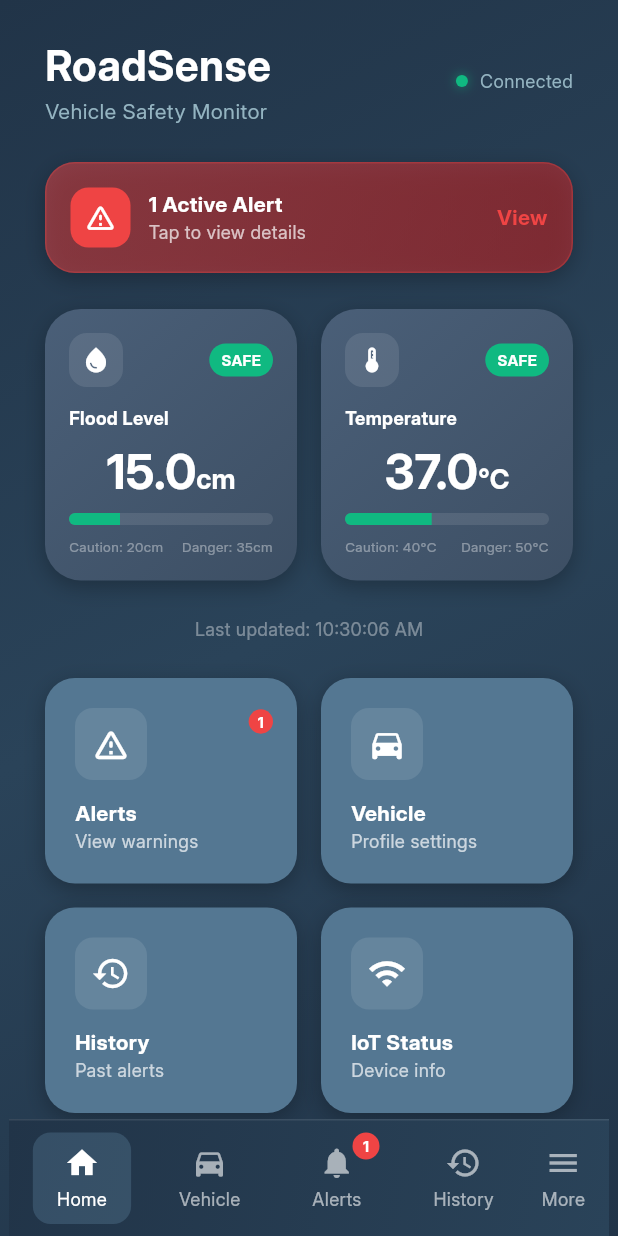
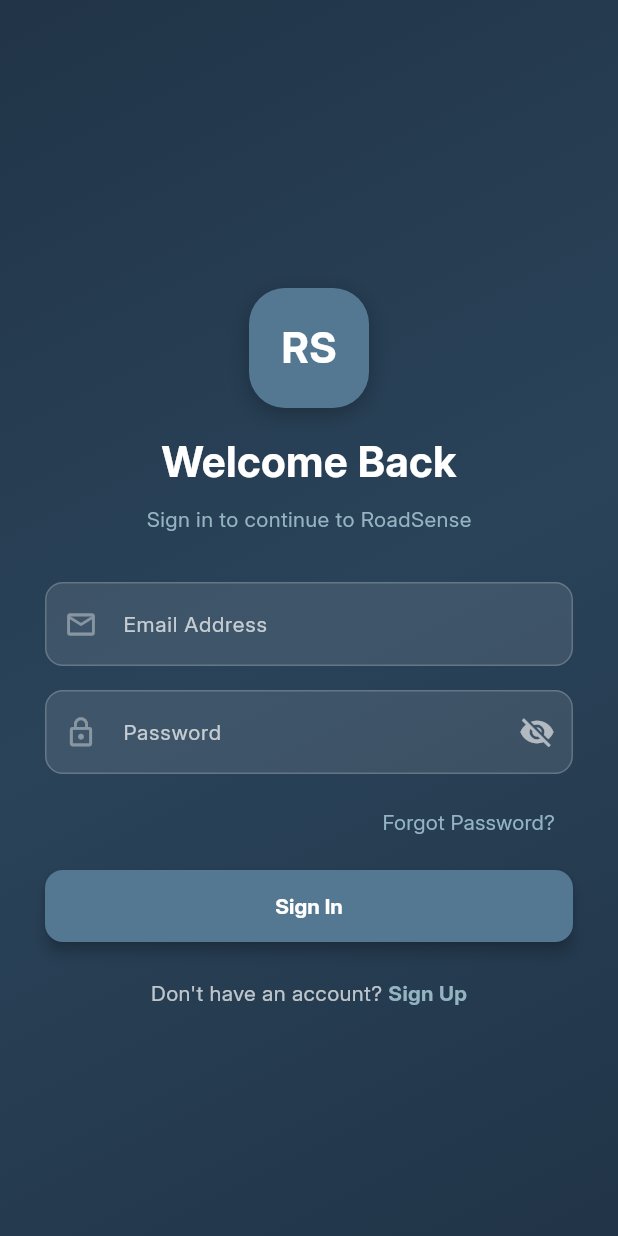
Before and after one commit to jirah11/roadsense_iot_vehicle_safety_system, a Flutter app: the screen it shows after launch, on a phone screen of 412 x 824 dp. Run offline on Flutter 3.47's test engine with Material 3 defaults, Android fonts, the phone set to English and light mode, and no system bars; our stand-ins replace flutter_svg, google_fonts; accounts and stored records are empty.

Commit message:
Log-in and Sign-up

```diff
--- a/lib/app.dart
+++ b/lib/app.dart
@@ -8,8 +8,13 @@
 import 'widgets/bottom_nav.dart';
 import 'screens/alerts_screen.dart';
 import 'screens/iot_status_screen.dart';
+import 'screens/login_screen.dart';
+import 'screens/signup_screen.dart';
+
 
 enum AppScreen {
+  login,
+  signup,
   home,
   alerts,
   vehicle,
@@ -32,13 +37,15 @@
 }
 
 class _AppShellState extends State<AppShell> {
-  AppScreen _currentScreen = AppScreen.home;
+  AppScreen _currentScreen = AppScreen.login;
+  bool _isAuthenticated = false;
 
   late VehicleType _vehicleType;
   late String _vehicleNickname;
   late SensorData _sensorData;
   late List<AlertModel> _alerts;
   late bool _iotConnected;
+  late UserInfo _userInfo;
 
   TemperatureUnit _tempUnit = TemperatureUnit.celsius;
   DistanceUnit _distanceUnit = DistanceUnit.centimeters;
@@ -48,6 +55,7 @@
   @override
   void initState() {
     super.initState();
+    _userInfo = const UserInfo();
     _vehicleType = VehicleType.sedan;
     _vehicleNickname = 'My Vehicle';
     _sensorData = SensorData(
@@ -208,6 +216,45 @@
   List<AlertModel> get _activeAlerts =>
       _alerts.where((a) => !a.acknowledged).toList();
 
+  void _goTo(AppScreen screen) => setState(() => _currentScreen = screen);
+
+  void _onLogin(String email, String password) {
+    setState(() {
+      _isAuthenticated = true;
+      _currentScreen = AppScreen.home;
+    });
+  }
+
+  void _onSignUp({
+    required String firstName,
+    required String middleName,
+    required String lastName,
+    required String email,
+    required String phoneNumber,
+    required String password,
+}) {
+    final created = DateTime.now();
+    final createdStr = '${_monthName(created.month)} ${created.day}, ${created.year}';
+    setState(() {
+      _userInfo = UserInfo(
+        firstName: firstName,
+        middleName: middleName,
+        lastName: lastName,
+        email: email,
+        phoneNumber: phoneNumber,
+        createdAt: createdStr,
+      );
+      _isAuthenticated = true;
+      _currentScreen = AppScreen.home;
+    });
+  }
+
+  String _monthName(int month) {
+    const names = ['January', 'February', 'March', 'April', 'May', 'June',
+    'July', 'August', 'September', 'October', 'November', 'December'];
+    return names[month - 1];
+  }
+
   void _acknowledgeAlert(String id) {
     setState(() {
       _alerts = _alerts
@@ -224,7 +271,7 @@
 
   // navigation nung mga cards sa home screen
 
-  void _goTo(AppScreen screen) => setState(() => _currentScreen = screen);
+
 
   // build
 
@@ -251,6 +298,16 @@
               constraints: const BoxConstraints(maxWidth: 400),
               child: Stack(
                 children: [
+                  if (_currentScreen == AppScreen.login)
+                    LoginScreen(
+                        onGoToSignUp: () => _goTo(AppScreen.signup),
+                        onLogin: _onLogin,
+                    ),
+                  if (_currentScreen == AppScreen.signup)
+                    SignUpScreen(
+                      onGoToLogin: () => _goTo(AppScreen.login),
+                      onSignUp: _onSignUp,
+                    ),
                   if (_currentScreen == AppScreen.home)
                     HomeScreen(
                       sensorData: _sensorData,
@@ -308,7 +365,8 @@
                   if (_currentScreen == AppScreen.help)
                     HelpInfoScreen(onBack: () => _goTo(AppScreen.home),
                     ),
-
+                  if (_currentScreen != AppScreen.login &&
+                      _currentScreen != AppScreen.signup)
                   Positioned(
                     left: 0,
                     right: 0,
--- a/lib/models/vehicle.dart
+++ b/lib/models/vehicle.dart
@@ -1,5 +1,6 @@
 // purpose neto, pang-cacall ko siya sa mga screens gets? gets
 // warning feb 26, wala pang vehicle keme, dito lang muna to
+//march 7 update tinatry ko gawin yehey
 enum VehicleType {
   sedan,
   suv,
--- /dev/null
+++ b/lib/screens/login_screen.dart
@@ -0,0 +1,211 @@
+import 'package:flutter/material.dart';
+import 'package:google_fonts/google_fonts.dart';
+import '../app.dart';
+import '../app_theme.dart';
+//call shi
+//if clinick yung sign up na button mapupunta sa sign-up
+class LoginScreen extends StatefulWidget {
+  final VoidCallback onGoToSignUp;
+  final void Function(String email, String password) onLogin;
+
+  const LoginScreen({
+    super.key,
+    required this.onGoToSignUp,
+    required this.onLogin,
+  });
+
+  @override
+  State<LoginScreen> createState() => _LoginScreenState();
+}
+// logic para makapagtype user
+class _LoginScreenState extends State<LoginScreen> {
+  final _emailController = TextEditingController();
+  final _passwordController = TextEditingController();
+  bool _obscurePassword = true;
+
+  @override
+  void dispose() {
+    _emailController.dispose();
+    _passwordController.dispose();
+    super.dispose();
+  }
+//logic if clinick yung log-in keme basta para mapunta sa home
+  void _submit() {
+    final email = _emailController.text.trim();
+    final password = _passwordController.text;
+    if (email.isNotEmpty && password.isNotEmpty) {
+      widget.onLogin(email, password);
+    }
+  }
+//visual ng log-in
+  @override
+  Widget build(BuildContext context) {
+    return SingleChildScrollView(
+      padding: const EdgeInsets.all(24),
+      child: ConstrainedBox(
+        constraints: const BoxConstraints(minHeight: 500),
+        child: Column(
+          mainAxisAlignment: MainAxisAlignment.center,
+          children: [
+            const SizedBox(height: 40),
+            Container(
+              width: 80,
+              height: 80,
+              decoration: BoxDecoration(
+                gradient: const LinearGradient(
+                  begin: Alignment.topLeft,
+                  end: Alignment.bottomRight,
+                  colors: [AppColors.primary, Color(0xFF547792)],
+                ),
+                borderRadius: BorderRadius.circular(24),
+                boxShadow: [
+                  BoxShadow(
+                    color: Colors.black26,
+                    blurRadius: 12,
+                    offset: const Offset(0, 4),
+                  ),
+                ],
+              ),
+              alignment: Alignment.center,
+              child: Text(
+                'RS',
+                style: GoogleFonts.inter(
+                  fontSize: 28,
+                  fontWeight: FontWeight.bold,
+                  color: Colors.white,
+                ),
+              ),
+            ),
+            const SizedBox(height: 16),
+            Text(
+              'Welcome Back',
+              style: GoogleFonts.inter(
+                fontSize: 28,
+                fontWeight: FontWeight.bold,
+                color: Colors.white,
+              ),
+            ),
+            const SizedBox(height: 8),
+            Text(
+              'Sign in to continue to RoadSense',
+              style: GoogleFonts.inter(fontSize: 14, color: AppColors.accent),
+            ),
+            const SizedBox(height: 32),
+            TextFormField(
+              controller: _emailController,
+              keyboardType: TextInputType.emailAddress,
+              decoration: _inputDecoration(
+                'Email Address',
+                'Enter your email',
+                Icons.mail_outline,
+              ),
+              style: GoogleFonts.inter(color: Colors.white),
+            ),
+            const SizedBox(height: 16),
+            TextFormField(
+              controller: _passwordController,
+              obscureText: _obscurePassword,
+              decoration:
+              _inputDecoration(
+                'Password',
+                'Enter your password',
+                Icons.lock_outline,
+              ).copyWith(
+                suffixIcon: IconButton(
+                  icon: Icon(
+                    _obscurePassword
+                        ? Icons.visibility_off
+                        : Icons.visibility,
+                    color: Colors.white60,
+                  ),
+                  onPressed: () =>
+                      setState(() => _obscurePassword = !_obscurePassword),
+                ),
+              ),
+              style: GoogleFonts.inter(color: Colors.white),
+            ),
+            const SizedBox(height: 8),
+            Align(
+              alignment: Alignment.centerRight,
+              child: TextButton(
+                onPressed: () {},
+                child: Text(
+                  'Forgot Password?',
+                  style: GoogleFonts.inter(
+                    color: AppColors.accent,
+                    fontSize: 14,
+                  ),
+                ),
+              ),
+            ),
+            const SizedBox(height: 8),
+            SizedBox(
+              width: double.infinity,
+              child: ElevatedButton(
+                onPressed: _submit,
+                style: ElevatedButton.styleFrom(
+                  backgroundColor: AppColors.primary,
+                  foregroundColor: Colors.white,
+                  padding: const EdgeInsets.symmetric(vertical: 14),
+                  shape: RoundedRectangleBorder(
+                    borderRadius: BorderRadius.circular(12),
+                  ),
+                  elevation: 4,
+                ),
+                child: Text(
+                  'Sign In',
+                  style: GoogleFonts.inter(fontWeight: FontWeight.w600),
+                ),
+              ),
+            ),
+            const SizedBox(height: 24),
+            Row(
+              mainAxisAlignment: MainAxisAlignment.center,
+              children: [
+                Text(
+                  "Don't have an account? ",
+                  style: GoogleFonts.inter(color: Colors.white70, fontSize: 14),
+                ),
+                GestureDetector(
+                  onTap: widget.onGoToSignUp,
+                  child: Text(
+                    'Sign Up',
+                    style: GoogleFonts.inter(
+                      color: AppColors.accent,
+                      fontSize: 14,
+                      fontWeight: FontWeight.w600,
+                    ),
+                  ),
+                ),
+              ],
+            ),
+          ],
+        ),
+      ),
+    );
+  }
+//design ng mga input field container
+  InputDecoration _inputDecoration(String label, String hint, IconData icon) {
+    return InputDecoration(
+      labelText: label,
+      hintText: hint,
+      labelStyle: GoogleFonts.inter(color: Colors.white70, fontSize: 14),
+      hintStyle: GoogleFonts.inter(color: Colors.white38),
+      prefixIcon: Icon(icon, color: Colors.white38, size: 22),
+      filled: true,
+      fillColor: Colors.white.withValues(alpha: 0.1),
+      border: OutlineInputBorder(
+        borderRadius: BorderRadius.circular(12),
+        borderSide: BorderSide(color: Colors.white.withValues(alpha: 0.2)),
+      ),
+      enabledBorder: OutlineInputBorder(
+        borderRadius: BorderRadius.circular(12),
+        borderSide: BorderSide(color: Colors.white.withValues(alpha: 0.2)),
+      ),
+      focusedBorder: OutlineInputBorder(
+        borderRadius: BorderRadius.circular(12),
+        borderSide: const BorderSide(color: AppColors.accent, width: 2),
+      ),
+    );
+  }
+}
```
Also changed, not shown: lib/screens/signup_screen.dart (added, +199 -0 lines), lib/screens/vehicle_profile_screen.dart (added, +60 -0 lines), 6 other files.
